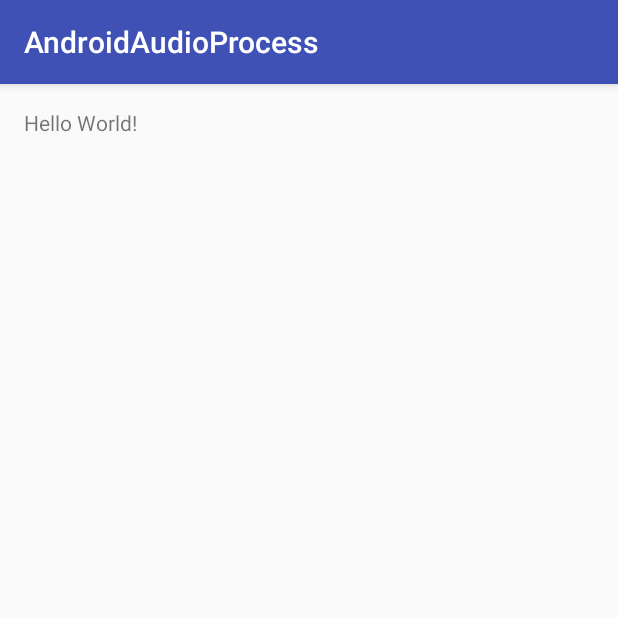
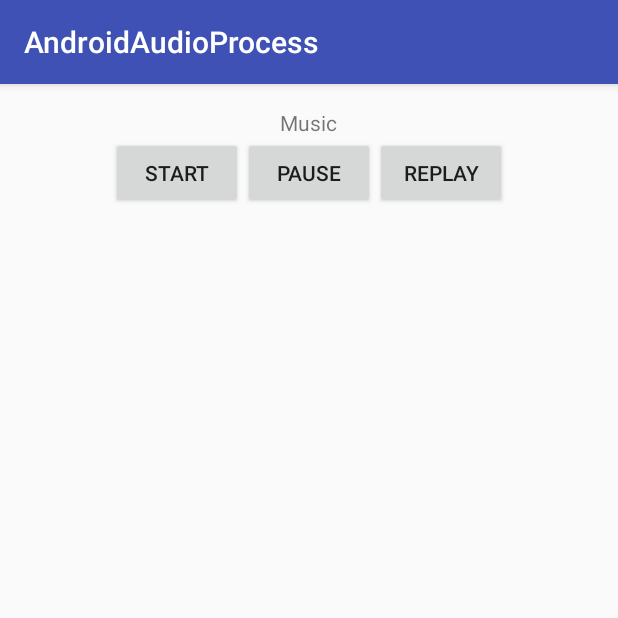
Before and after one commit to Turtle920/AndroidAudioProcess, an Android app: the screen it shows after launch (MainActivity), on a phone screen of 412 x 824 dp, the top half of it. Run offline under Robolectric (Android 15) with nearby library versions, the phone set to English and light mode, and no system bars.

Commit message:
3 button

```diff
--- a/app/src/main/java/com/turtle920/androidaudioprocess/MainActivity.java
+++ b/app/src/main/java/com/turtle920/androidaudioprocess/MainActivity.java
@@ -5,24 +5,57 @@ import android.os.Environment;
 import android.support.v7.app.AppCompatActivity;
 import android.os.Bundle;
 import android.util.Log;
+import android.view.View;
+import android.widget.Button;
+
+import java.io.IOException;
 
 public class MainActivity extends AppCompatActivity {
+
+    MediaPlayer mp = new MediaPlayer();
+    String song = Environment.getExternalStorageDirectory().getAbsolutePath() + "/Music/tf.mp3";
 
     @Override
     protected void onCreate(Bundle savedInstanceState) {
         super.onCreate(savedInstanceState);
         setContentView(R.layout.activity_main);
 
-
-        MediaPlayer mp = new MediaPlayer();
-        String song = Environment.getExternalStorageDirectory().getAbsolutePath() + "/Music/tf.mp3";
         try {
             mp.setDataSource(song);
             mp.prepare();
-            mp.start();
         } catch (Exception e) {
             Log.e("DEBUG", "" + e.toString());
             e.printStackTrace();
         }
+
+        Button button1 = (Button) findViewById(R.id.button_start);
+        button1.setOnClickListener(new View.OnClickListener() {
+            @Override
+            public void onClick(View v) {
+                mp.start();
+            }
+        });
+
+        Button button2 = (Button) findViewById(R.id.button_pause);
+        button2.setOnClickListener(new View.OnClickListener() {
+            @Override
+            public void onClick(View v) {
+                mp.pause();
+            }
+        });
+
+        Button button3 = (Button) findViewById(R.id.button_replay);
+        button3.setOnClickListener(new View.OnClickListener() {
+            @Override
+            public void onClick(View v) {
+                mp.stop();
+                try {
+                    mp.prepare();
+                } catch (IOException e) {
+                    e.printStackTrace();
+                }
+            }
+        });
+
     }
 }
--- a/app/src/main/res/layout/activity_main.xml
+++ b/app/src/main/res/layout/activity_main.xml
@@ -1,8 +1,10 @@
 <?xml version="1.0" encoding="utf-8"?>
-<RelativeLayout xmlns:android="http://schemas.android.com/apk/res/android"
+<LinearLayout xmlns:android="http://schemas.android.com/apk/res/android"
     xmlns:tools="http://schemas.android.com/tools"
     android:layout_width="match_parent"
     android:layout_height="match_parent"
+    android:gravity="center_horizontal"
+    android:orientation="vertical"
     android:paddingBottom="@dimen/activity_vertical_margin"
     android:paddingLeft="@dimen/activity_horizontal_margin"
     android:paddingRight="@dimen/activity_horizontal_margin"
@@ -12,5 +14,30 @@
     <TextView
         android:layout_width="wrap_content"
         android:layout_height="wrap_content"
-        android:text="Hello World!" />
-</RelativeLayout>
+        android:text="Music" />
+
+    <LinearLayout
+        android:layout_width="wrap_content"
+        android:layout_height="wrap_content">
+
+        <Button
+            android:id="@+id/button_start"
+            android:layout_width="wrap_content"
+            android:layout_height="wrap_content"
+            android:text="start" />
+
+        <Button
+            android:id="@+id/button_pause"
+            android:layout_width="wrap_content"
+            android:layout_height="wrap_content"
+            android:text="pause" />
+
+        <Button
+            android:id="@+id/button_replay"
+            android:layout_width="wrap_content"
+            android:layout_height="wrap_content"
+            android:text="replay" />
+
+    </LinearLayout>
+
+</LinearLayout>
```
Also changed, not shown: 1 other file.
